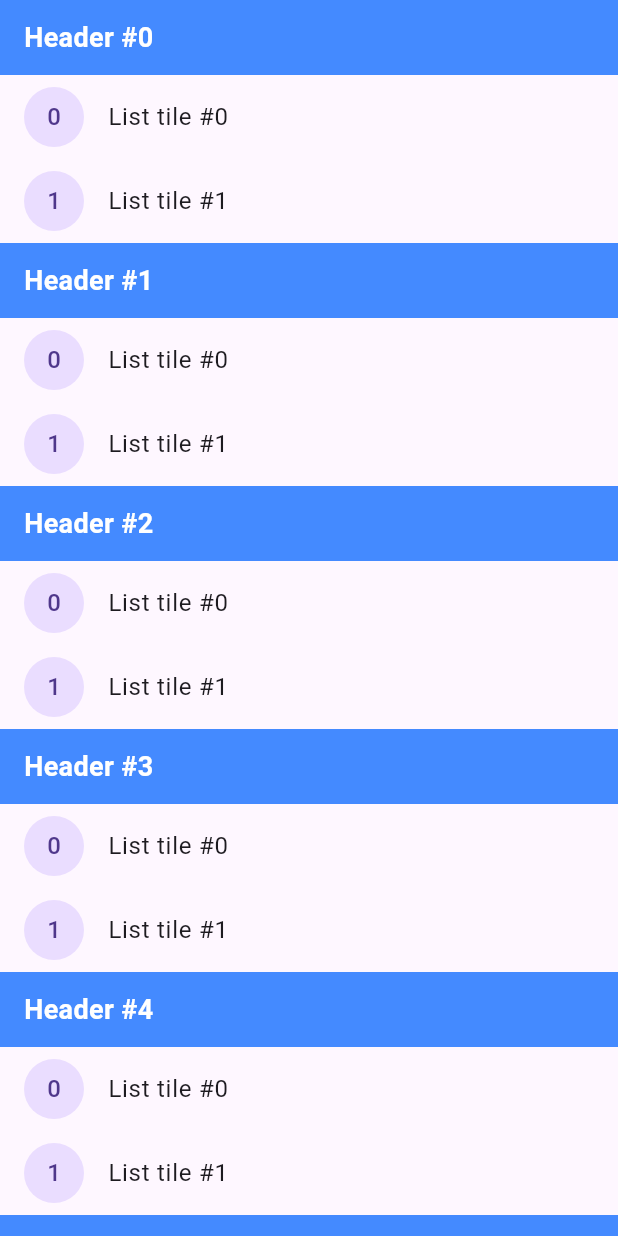
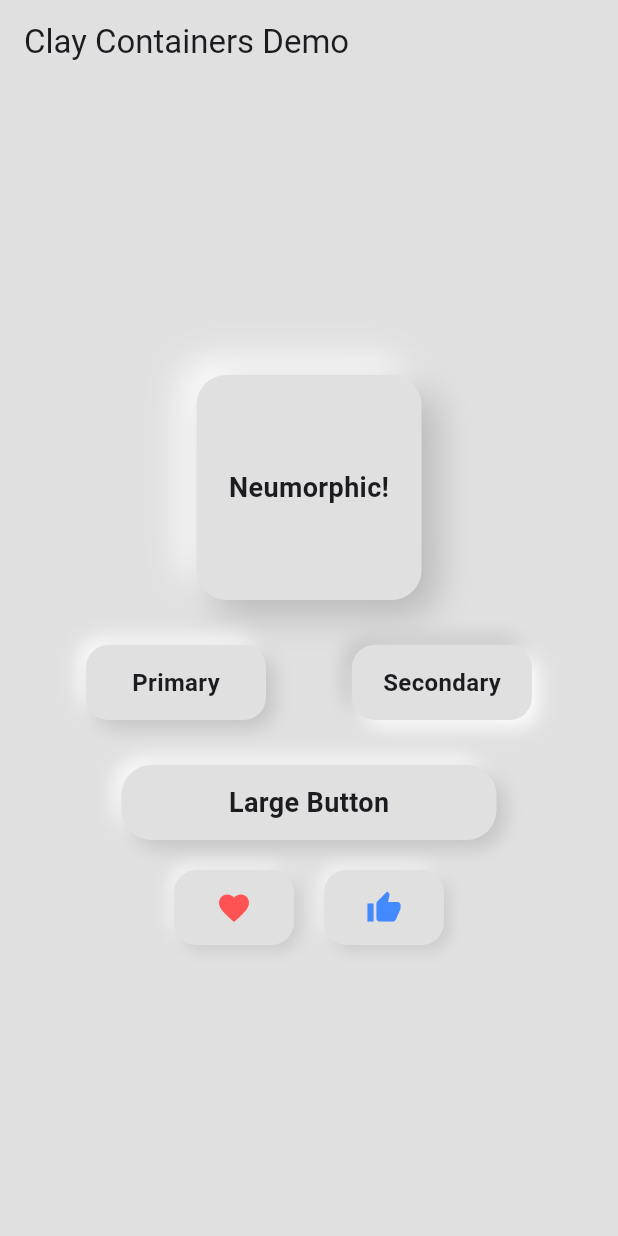
Before and after one commit to IamVasuBhurakhaya/flutter_byte_series, a Flutter app: the screen it shows after launch, on a phone screen of 412 x 824 dp. Run offline on Flutter 3.47's test engine with Material 3 defaults, Android fonts, the phone set to English and light mode, and no system bars; drawn by our look-alikes of clay_containers; our stand-ins replace animated_text_kit, avatar_glow, badges, convex_bottom_bar, fl_chart, flutter_expandable_fab and 3 more; missing offline and left inert: flutter_side_menu, swipeable_tile, ticket_widget.

Commit message:
clay container

```diff
--- a/lib/main.dart
+++ b/lib/main.dart
@@ -1,6 +1,5 @@
 import 'package:flutter/material.dart';
-import 'package:widgets_packages_app/packages/flutter_sticky_header.dart';
-import 'package:widgets_packages_app/packages/photo_view.dart';
+import 'package:widgets_packages_app/packages/clay_container.dart';
 
 void main() {
   runApp(const MyApp());
@@ -13,7 +12,7 @@ class MyApp extends StatelessWidget {
   Widget build(BuildContext context) {
     return MaterialApp(
       debugShowCheckedModeBanner: false,
-      home: StickyHeaderPage(),
+      home: ClayContainerPage(),
     );
   }
 }
--- /dev/null
+++ b/lib/packages/clay_container.dart
@@ -0,0 +1,116 @@
+import 'package:flutter/material.dart';
+import 'package:clay_containers/clay_containers.dart';
+
+class ClayContainerPage extends StatelessWidget {
+  const ClayContainerPage({super.key});
+
+  @override
+  Widget build(BuildContext context) {
+    return Scaffold(
+      backgroundColor: Colors.grey[300],
+      appBar: AppBar(
+        title: const Text("Clay Containers Demo"),
+        backgroundColor: Colors.grey[300],
+        elevation: 0,
+      ),
+      body: Column(
+        mainAxisAlignment: MainAxisAlignment.center,
+        crossAxisAlignment: CrossAxisAlignment.center,
+        children: [
+          Center(
+            child: ClayContainer(
+              height: 150,
+              width: 150,
+              borderRadius: 20,
+              color: Colors.grey[300]!,
+              depth: 40,
+              spread: 10,
+              child: const Center(
+                child: Text(
+                  "Neumorphic!",
+                  style: TextStyle(fontSize: 18, fontWeight: FontWeight.bold),
+                ),
+              ),
+            ),
+          ),
+          const SizedBox(height: 30),
+          Row(
+            mainAxisAlignment: MainAxisAlignment.spaceEvenly,
+            children: [
+              ClayContainer(
+                height: 50,
+                width: 120,
+                borderRadius: 15,
+                color: Colors.grey[300]!,
+                depth: 30,
+                spread: 5,
+                child: const Center(
+                  child: Text("Primary",
+                      style:
+                          TextStyle(fontSize: 16, fontWeight: FontWeight.bold)),
+                ),
+              ),
+              ClayContainer(
+                height: 50,
+                width: 120,
+                borderRadius: 15,
+                color: Colors.grey[300]!,
+                depth: -30,
+                spread: 5,
+                child: const Center(
+                  child: Text("Secondary",
+                      style:
+                          TextStyle(fontSize: 16, fontWeight: FontWeight.bold)),
+                ),
+              ),
+            ],
+          ),
+          const SizedBox(height: 30),
+          ClayContainer(
+            height: 50,
+            width: 250,
+            borderRadius: 20,
+            color: Colors.grey[300]!,
+            depth: 30,
+            spread: 5,
+            child: const Center(
+              child: Text("Large Button",
+                  style: TextStyle(fontSize: 18, fontWeight: FontWeight.bold)),
+            ),
+          ),
+          const SizedBox(height: 20),
+          Row(
+            mainAxisAlignment: MainAxisAlignment.center,
+            children: [
+              ClayContainer(
+                height: 50,
+                width: 80,
+                borderRadius: 15,
+                color: Colors.grey[300]!,
+                depth: 20,
+                spread: 4,
+                child: const Center(
+                  child:
+                      Icon(Icons.favorite, color: Colors.redAccent, size: 24),
+                ),
+              ),
+              const SizedBox(width: 20),
+              ClayContainer(
+                height: 50,
+                width: 80,
+                borderRadius: 15,
+                color: Colors.grey[300]!,
+                depth: 20,
+                spread: 4,
+                child: const Center(
+                  child:
+                      Icon(Icons.thumb_up, color: Colors.blueAccent, size: 24),
+                ),
+              ),
+            ],
+          )
+        ],
+      ),
+    );
+  }
+}
```
